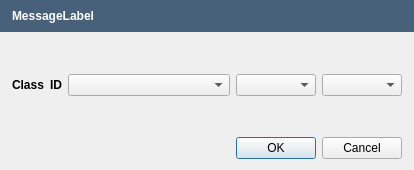
Above: src/apps/openfluid-builder/spatial/AddConnectionDialog.ui from OpenFLUID/openfluid before the change. Below: the same form after it.
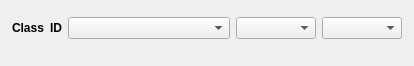
That is the form after the change.

Commit message:
Introduction of message dialog for OpenFLUID applications
* Added MessageFrame and MessageDialog classes
* Cleaned code
* Switch to version 2.1.7~alpha1

(closes OpenFLUID/openfluid#790)

```diff
--- a/src/apps/openfluid-builder/spatial/AddConnectionDialog.ui
+++ b/src/apps/openfluid-builder/spatial/AddConnectionDialog.ui
@@ -7,7 +7,7 @@
     <x>0</x>
     <y>0</y>
     <width>414</width>
-    <height>170</height>
+    <height>66</height>
    </rect>
   </property>
   <property name="sizePolicy">
@@ -28,7 +28,7 @@
   <property name="modal">
    <bool>true</bool>
   </property>
-  <layout class="QVBoxLayout" name="verticalLayout_3" stretch="0,0,1,0,0">
+  <layout class="QVBoxLayout" name="verticalLayout_3" stretch="0,1,0">
    <property name="spacing">
     <number>14</number>
    </property>
@@ -41,52 +41,6 @@
    <property name="rightMargin">
     <number>0</number>
    </property>
-   <item>
-    <widget class="QFrame" name="MessageFrame">
-     <property name="sizePolicy">
-      <sizepolicy hsizetype="Preferred" vsizetype="Maximum">
-       <horstretch>0</horstretch>
-       <verstretch>0</verstretch>
-      </sizepolicy>
-     </property>
-     <property name="styleSheet">
-      <string notr="true">background-color: rgb(71,97,123);</string>
-     </property>
-     <property name="frameShape">
-      <enum>QFrame::NoFrame</enum>
-     </property>
-     <property name="frameShadow">
-      <enum>QFrame::Plain</enum>
-     </property>
-     <property name="lineWidth">
-      <number>0</number>
-     </property>
-     <layout class="QHBoxLayout" name="horizontalLayout_3" stretch="0">
-      <property name="spacing">
-       <number>5</number>
-      </property>
-      <property name="leftMargin">
-       <number>12</number>
-      </property>
-      <item>
-       <layout class="QHBoxLayout" name="horizontalLayout_2">
-        <item>
-         <widget class="QLabel" name="MessageLabel">
-          <property name="styleSheet">
-           <string notr="true">color: rgb(255, 255, 255);
-font : bold;
-</string>
-          </property>
-          <property name="text">
-           <string notr="true">MessageLabel</string>
-          </property>
-         </widget>
-        </item>
-       </layout>
-      </item>
-     </layout>
-    </widget>
-   </item>
    <item>
     <spacer name="verticalSpacer">
      <property name="orientation">
@@ -209,23 +163,6 @@
      </property>
     </spacer>
    </item>
-   <item>
-    <layout class="QHBoxLayout" name="horizontalLayout_4">
-     <property name="leftMargin">
-      <number>12</number>
-     </property>
-     <property name="rightMargin">
-      <number>12</number>
-     </property>
-     <item>
-      <widget class="QDialogButtonBox" name="ButtonBox">
-       <property name="standardButtons">
-        <set>QDialogButtonBox::Cancel|QDialogButtonBox::Ok</set>
-       </property>
-      </widget>
-     </item>
-    </layout>
-   </item>
   </layout>
  </widget>
  <resources/>
```
The commit also changes 82 other files.
